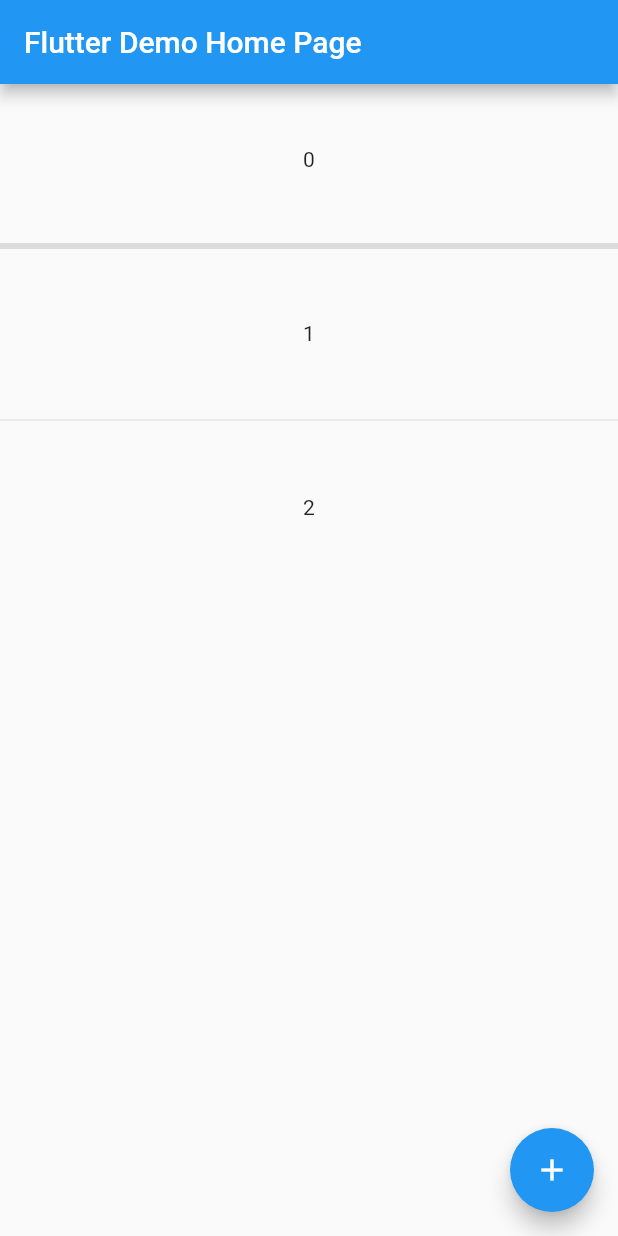
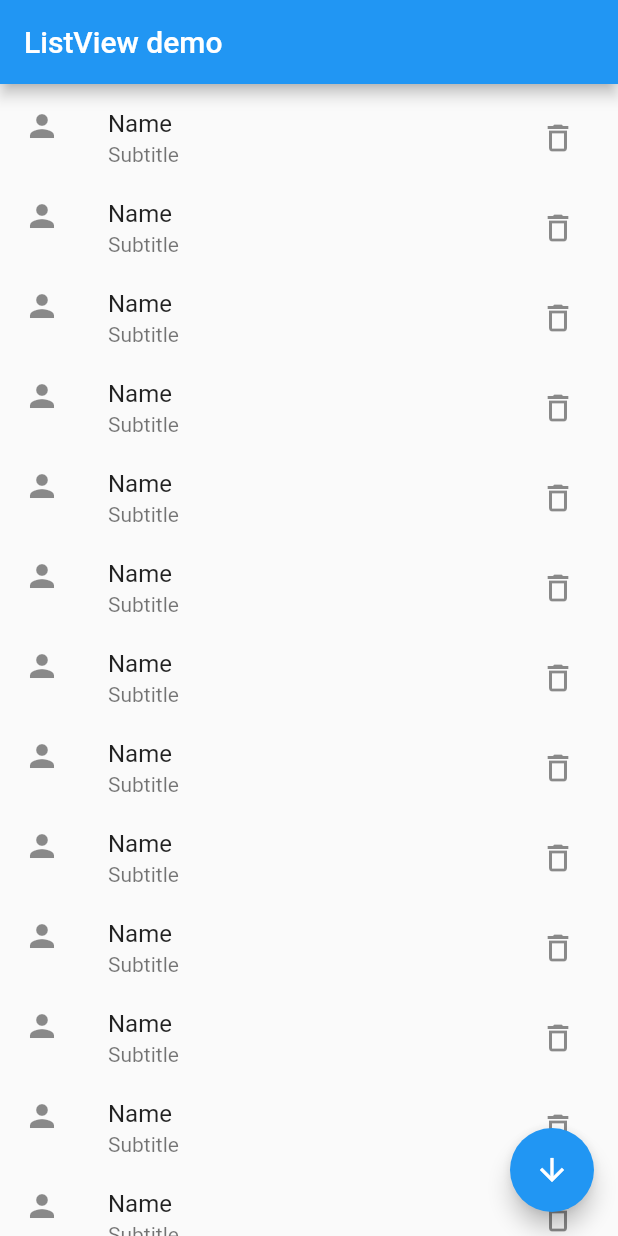
Before and after one commit to cleong98/flutter_learning_scrollable, a Flutter app: the screen it shows after launch, on a phone screen of 412 x 824 dp. Run offline on Flutter 3.47's test engine with Material 2 defaults, Android fonts, the phone set to English and light mode, and no system bars.

Commit message:
listview tutorial completed

```diff
--- a/lib/main.dart
+++ b/lib/main.dart
@@ -14,7 +14,7 @@ class MyApp extends StatelessWidget {
       theme: ThemeData(
         primarySwatch: Colors.blue,
       ),
-      home: const MyHomePage(title: 'Flutter Demo Home Page'),
+      home: const MyHomePage(title: 'ListView demo'),
     );
   }
 }
@@ -29,6 +29,9 @@ class MyHomePage extends StatefulWidget {
 
 class _MyHomePageState extends State<MyHomePage> {
   int _counter = 0;
+  bool isEmpty = false;
+  final ScrollController _controller =
+      ScrollController(initialScrollOffset: 0.0);
 
   void _incrementCounter() {
     setState(() {
@@ -42,31 +45,57 @@ class _MyHomePageState extends State<MyHomePage> {
   Widget build(BuildContext context) {
     return Scaffold(
       appBar: AppBar(
-        title: Text(widget.title),
+        title: GestureDetector(
+          onTap: () {
+            _controller.animateTo(-20.0,
+                duration: const Duration(seconds: 1), curve: Curves.bounceOut);
+          },
+          child: Text(widget.title),
+        ),
       ),
-      body: ListView.separated(
-        itemCount: 3, // list view total item
-        //cacheExtent: 0, // change cache size
-        separatorBuilder: (context, index) {
-          if(index == 0) {
-            return const Divider(thickness: 4,);
-          }
-          return const Divider();
-        },
-        itemBuilder: (context, index) {
-          print('building $index');
-          return Container(
-            //color: Colors.blue[index % 5 * 100],
-            height: 100,
-            alignment: Alignment.center,
-            child: Text("$index"),
+      body: isEmpty
+          ? const Center(
+              child: Text("Hooray, no spam here!!"),
+            )
+          //scrollbar widget there are show scrollbar in screen
+          : Scrollbar(
+              controller: _controller,
+              child: Padding(
+                padding: const EdgeInsets.all(0.0), // viewport add padding
+                child: ListView.builder(
+                  //android scroll physical is ClampingScrollPhysics
+                  //ios scroll physical is BouncingScrollPhysics
+                  physics: const NeverScrollableScrollPhysics(), // change scroll physics or effects
+                  controller: _controller,
+                  padding: const EdgeInsets.only(bottom: 128),
+                  // when list is start or list is end will have spacing. but when scroll is middle the padding will missing
+                  itemCount: 30,
+                  itemExtent: 60,
+                  itemBuilder: (context, index) {
+                    return ListTile(
+                      leading: const Icon(Icons.person),
+                      title: const Text("Name"),
+                      subtitle: const Text("Subtitle"),
+                      trailing: IconButton(
+                        onPressed: () {},
+                        icon: const Icon(Icons.delete_outline),
+                      ),
+                    );
+                  },
+                ),
+              ),
+            ),
+      floatingActionButton: FloatingActionButton(
+        onPressed: () {
+          final offset = _controller.offset;
+          _controller.animateTo(
+            offset + 200,
+            duration: const Duration(milliseconds: 500),
+            curve: Curves.linear,
           );
         },
-      ),
-      floatingActionButton: FloatingActionButton(
-        onPressed: _incrementCounter,
         tooltip: 'Increment',
-        child: const Icon(Icons.add),
+        child: const Icon(Icons.arrow_downward),
       ),
     );
   }
```
